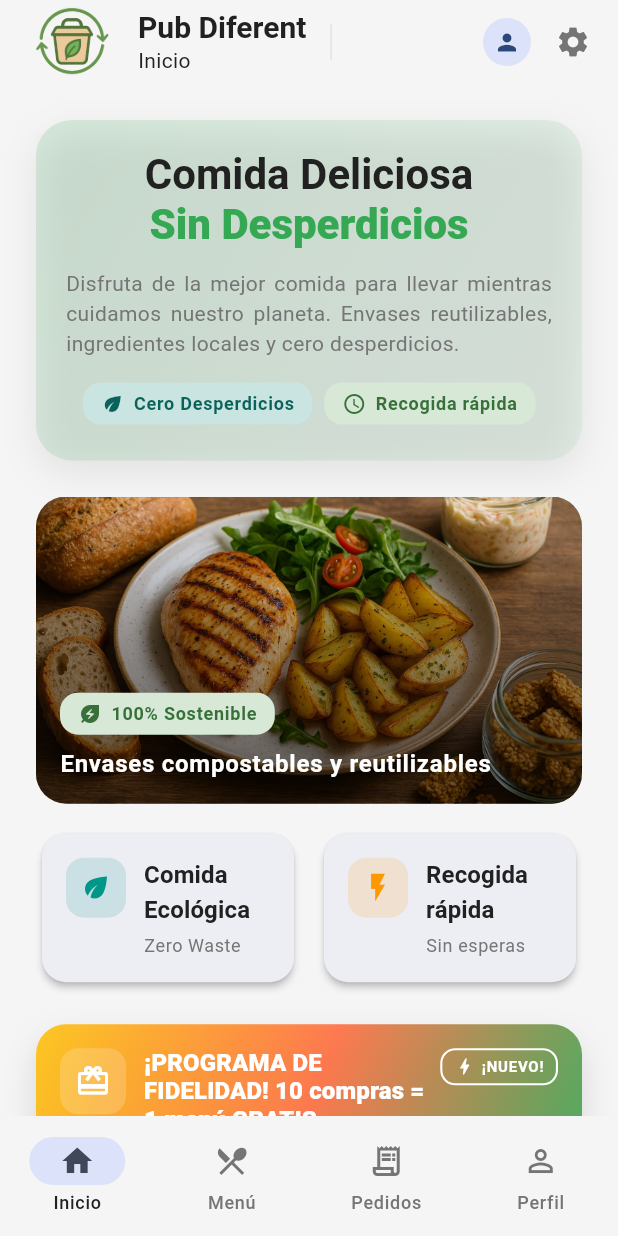
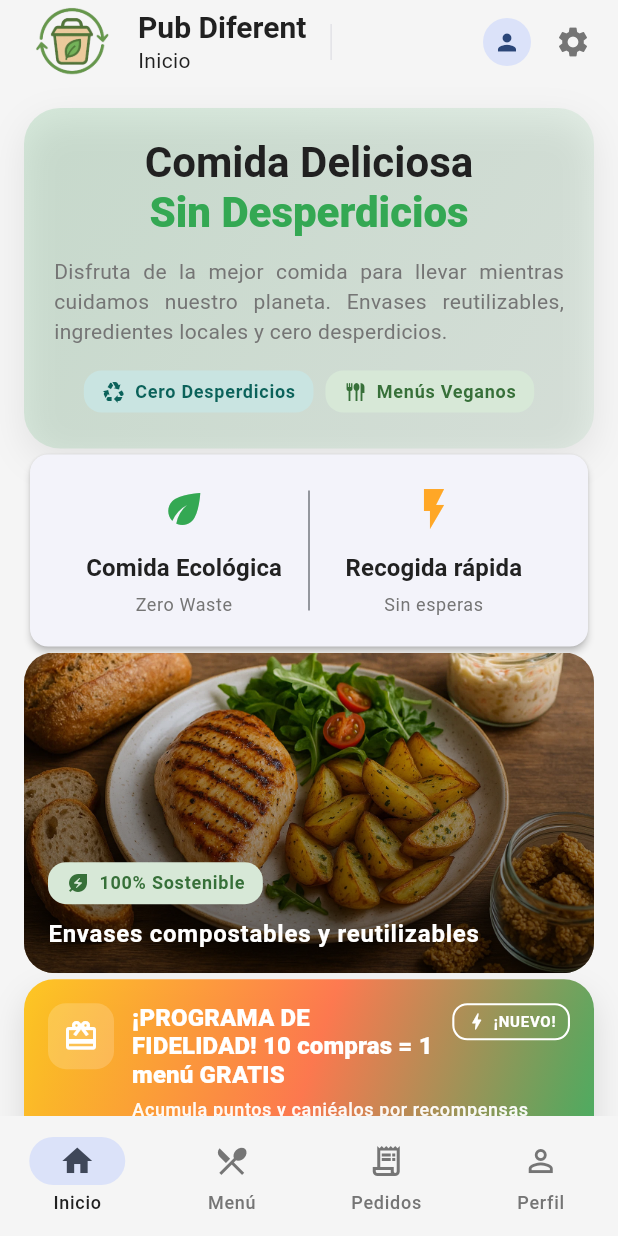
Before and after one commit to CainMartinez/Zero_Waste_Flutter_NestJs, a Flutter app: the screen it shows after launch, on a phone screen of 412 x 824 dp. Run offline on Flutter 3.47's test engine with Material 3 defaults, Android fonts, the phone set to English and light mode, and no system bars; our stand-ins replace dio, equatable, flutter_riverpod, flutter_secure_storage, go_router, shared_preferences.

Commit message:
Flutter: Add ShopPage route, enhance HomePage layout with ecological and quick pickup features, and implement reusable AppFilterChip and CategorySelector components; update app palette with success and warning colors; add riverpod dependency.

```diff
--- a/flutter/lib/app/router.dart
+++ b/flutter/lib/app/router.dart
@@ -5,6 +5,7 @@ import 'package:go_router/go_router.dart';
 import 'package:pub_diferent/core/layout/app_shell.dart';
 import 'package:pub_diferent/features/home/presentation/pages/home_page.dart';
 import 'package:pub_diferent/features/profile/presentation/pages/profile_page.dart';
+import 'package:pub_diferent/features/shop/presentation/pages/shop_page.dart';
 
 import 'package:pub_diferent/features/auth/presentation/pages/auth_page.dart';
 import 'package:pub_diferent/features/auth/presentation/providers/auth_provider.dart';
@@ -34,7 +35,7 @@ final routerProvider = Provider<GoRouter>((ref) {
           GoRoute(
             path: '/menu',
             pageBuilder: (context, state) => const NoTransitionPage(
-              child: Center(child: Text('Página de menú')),
+              child: ShopPage(),
             ),
           ),
           GoRoute(
--- a/flutter/lib/features/home/presentation/pages/home_page.dart
+++ b/flutter/lib/features/home/presentation/pages/home_page.dart
@@ -2,17 +2,18 @@ import 'package:flutter/material.dart';
 import 'package:pub_diferent/core/widgets/app_badge.dart';
 import 'package:pub_diferent/features/home/presentation/widgets/home_hero_header.dart';
 import 'package:pub_diferent/features/home/presentation/widgets/featured_big_card.dart';
-import 'package:pub_diferent/features/home/presentation/widgets/info_small_card.dart';
 import 'package:pub_diferent/features/home/presentation/widgets/loyalty_gradient_banner.dart';
+import 'package:pub_diferent/app/theme/app_palette.dart';
 
 class HomePage extends StatelessWidget {
   const HomePage({super.key});
 
   @override
   Widget build(BuildContext context) {
+    final palette = appPaletteOf(context);
 
     return ListView(
-      padding: const EdgeInsets.all(24),
+      padding: const EdgeInsets.all(16),
       children: [
         HomeHeroHeader(
           titlePrimary: 'Comida Deliciosa',
@@ -22,17 +23,85 @@ class HomePage extends StatelessWidget {
           badges: const [
             AppBadge(
               label: 'Cero Desperdicios',
-              icon: Icons.eco,
+              icon: Icons.recycling,
               color: Colors.teal,
             ),
             AppBadge(
-              label: 'Recogida rápida',
-              icon: Icons.schedule,
+              label: 'Menús Veganos',
+              icon: Icons.flatware,
               color: Colors.green,
             ),
           ],
         ),
-        const SizedBox(height: 24),
+        Card(
+          elevation: 2,
+          child: Padding(
+            padding: const EdgeInsets.all(20),
+            child: Row(
+              children: [
+                Expanded(
+                  child: Column(
+                    children: [
+                      Icon(
+                        Icons.eco,
+                        size: 32,
+                        color: palette.success,
+                      ),
+                      const SizedBox(height: 12),
+                      Text(
+                        'Comida Ecológica',
+                        style: Theme.of(context).textTheme.titleSmall?.copyWith(
+                          fontWeight: FontWeight.bold,
+                        ),
+                        textAlign: TextAlign.center,
+                      ),
+                      const SizedBox(height: 4),
+                      Text(
+                        'Zero Waste',
+                        style: Theme.of(context).textTheme.bodySmall?.copyWith(
+                          color: Theme.of(context).colorScheme.onSurfaceVariant,
+                        ),
+                        textAlign: TextAlign.center,
+                      ),
+                    ],
+                  ),
+                ),
+                Container(
+                  width: 1,
+                  height: 80,
+                  color: Theme.of(context).dividerColor,
+                ),
+                Expanded(
+                  child: Column(
+                    children: [
+                      Icon(
+                        Icons.flash_on,
+                        size: 32,
+                        color: palette.warning,
+                      ),
+                      const SizedBox(height: 12),
+                      Text(
+                        'Recogida rápida',
+                        style: Theme.of(context).textTheme.titleSmall?.copyWith(
+                          fontWeight: FontWeight.bold,
+                        ),
+                        textAlign: TextAlign.center,
+                      ),
+                      const SizedBox(height: 4),
+                      Text(
+                        'Sin esperas',
+                        style: Theme.of(context).textTheme.bodySmall?.copyWith(
+                          color: Theme.of(context).colorScheme.onSurfaceVariant,
+                        ),
+                        textAlign: TextAlign.center,
+                      ),
+                    ],
+                  ),
+                ),
+              ],
+            ),
+          ),
+        ),
         const FeaturedBigCard(
           image: AssetImage('assets/images/home.jpg'),
           badge: AppBadge(
@@ -42,35 +111,12 @@ class HomePage extends StatelessWidget {
           ),
           title: 'Envases compostables y reutilizables',
         ),
-        const SizedBox(height: 16),
-        Row(
-          children: const [
-            Expanded(
-              child: InfoSmallCard(
-                icon: Icons.eco,
-                title: 'Comida Ecológica',
-                subtitle: 'Zero Waste',
-                color: Colors.teal,
-              ),
-            ),
-            SizedBox(width: 12),
-            Expanded(
-              child: InfoSmallCard(
-                icon: Icons.flash_on,
-                title: 'Recogida rápida',
-                subtitle: 'Sin esperas',
-                color: Colors.orange,
-              ),
-            ),
-          ],
-        ),
-        const SizedBox(height: 24),
+        const SizedBox(height: 4),
         const LoyaltyGradientBanner(
           title: '¡PROGRAMA DE FIDELIDAD! 10 compras = 1 menú GRATIS',
           subtitle: 'Acumula puntos y canjéalos por recompensas deliciosas.',
           showNewBadge: true,
         ),
-        const SizedBox(height: 96),
       ],
     );
   }
--- a/flutter/pubspec.yaml
+++ b/flutter/pubspec.yaml
@@ -16,6 +16,7 @@ dependencies:
   go_router: ^16.2.4
   http: ^1.5.0
   intl: ^0.20.2
+  riverpod: ^3.0.0
   shared_preferences: ^2.5.3
 
 dev_dependencies:
```
Also changed, not shown: flutter/lib/app/theme/app_palette.dart (+8 -0 lines), flutter/lib/core/widgets/app_filter_chip.dart (added, +60 -0 lines), flutter/lib/core/widgets/category_selector.dart (added, +58 -0 lines), flutter/pubspec.lock.
